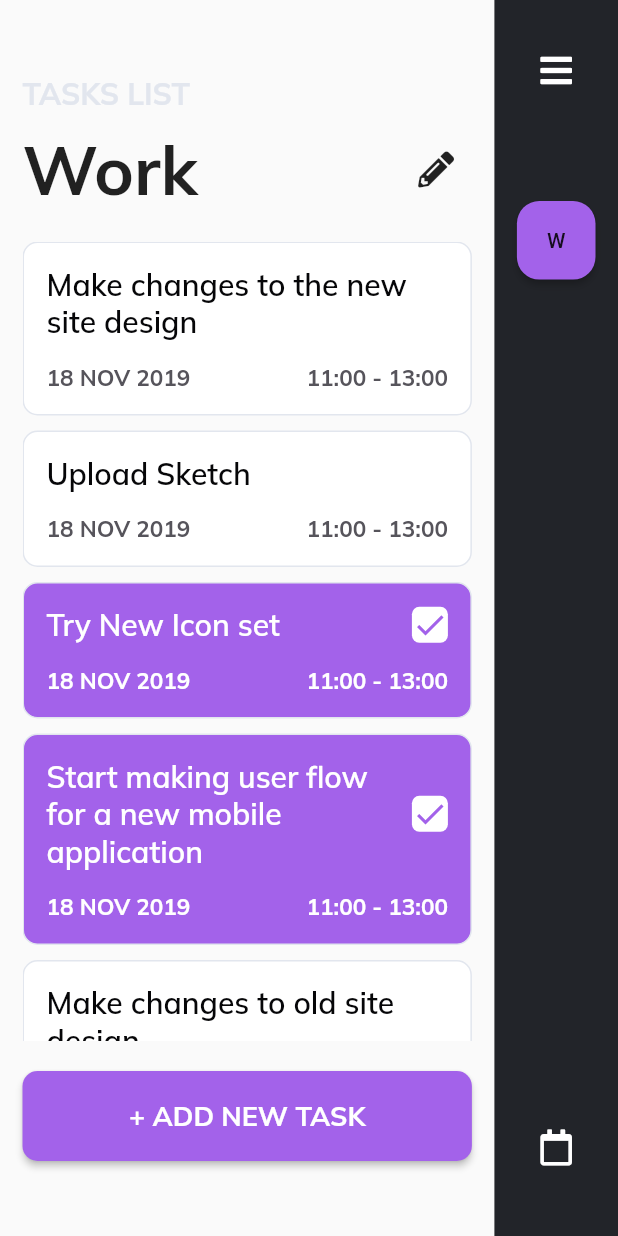
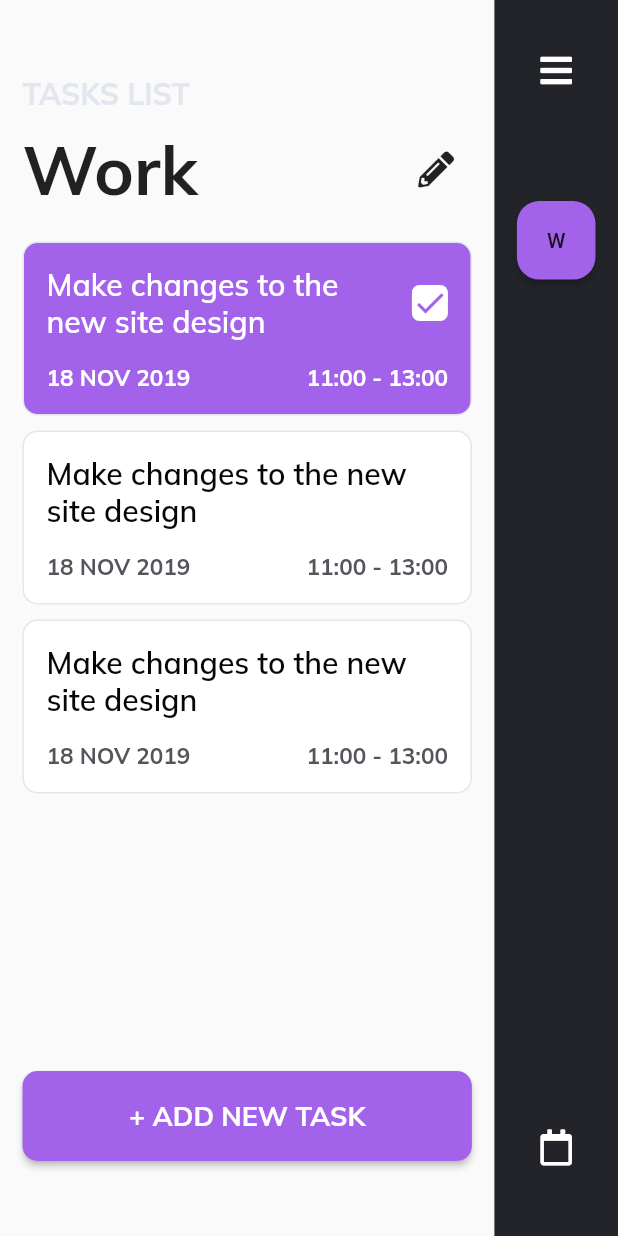
Before and after one commit to nakul1931/To-Do, a Flutter app: the screen it shows after launch, on a phone screen of 412 x 824 dp. Run offline on Flutter 3.47's test engine with Material 2 defaults, Android fonts, the phone set to English and light mode, and no system bars; our stand-ins replace font_awesome_flutter, google_fonts.

Commit message:
Provider Pattern Added

```diff
--- a/lib/src/app.dart
+++ b/lib/src/app.dart
@@ -1,8 +1,10 @@
+import 'package:TodoList/src/provider/task_provider.dart';
 import 'package:TodoList/src/routes.dart';
 import 'package:TodoList/src/screens/tasklist.dart';
 import 'package:flutter/cupertino.dart';
 import 'package:flutter/material.dart';
 import 'dart:io';
+import 'package:provider/provider.dart';
 
 class App extends StatelessWidget {
   @override
@@ -20,9 +22,12 @@ class PlatformCheck extends StatelessWidget {
         onGenerateRoute: Routes.cupertinoPageRoute,
       );
     } else {
-      return MaterialApp(
-        home: TaskListPage(),
-        onGenerateRoute: Routes.materialPageRoute,
+      return ChangeNotifierProvider(
+        create: (context) => TaskProvider(),
+        child: MaterialApp(
+          home: TaskListPage(),
+          onGenerateRoute: Routes.materialPageRoute,
+        ),
       );
     }
   }
--- /dev/null
+++ b/lib/src/provider/task_provider.dart
@@ -0,0 +1,35 @@
+import 'package:TodoList/src/models/task.dart';
+import 'package:TodoList/src/widgets/taskContainer.dart';
+import 'package:flutter/material.dart';
+
+class TaskProvider extends ChangeNotifier {
+  List<Task> taskList = [
+    Task(
+      date: "18 NOV 2019",
+      title: "Make changes to the new site design",
+      time: "11:00 - 13:00",
+      status: Status.Completed,
+    ),
+    Task(
+      date: "18 NOV 2019",
+      title: "Make changes to the new site design",
+      time: "11:00 - 13:00",
+      status: Status.Pending,
+    ),
+    Task(
+      date: "18 NOV 2019",
+      title: "Make changes to the new site design",
+      time: "11:00 - 13:00",
+      status: Status.Pending,
+    ),
+  ];
+
+  List<Task> getTaskList() {
+    return [...taskList];
+  }
+
+  void addToTaskList(Task task) {
+    taskList.add(task);
+    notifyListeners();
+  }
+}
--- a/lib/src/screens/tasklist.dart
+++ b/lib/src/screens/tasklist.dart
@@ -1,6 +1,7 @@
 import 'dart:io';
 
 import 'package:TodoList/src/data/dataMap.dart';
+import 'package:TodoList/src/provider/task_provider.dart';
 import 'package:TodoList/src/styles/color.dart';
 import 'package:TodoList/src/styles/text.dart';
 import 'package:TodoList/src/widgets/button.dart';
@@ -10,6 +11,7 @@ import 'package:flutter/cupertino.dart';
 import 'package:flutter/gestures.dart';
 import 'package:flutter/material.dart';
 import 'package:font_awesome_flutter/font_awesome_flutter.dart';
+import 'package:provider/provider.dart';
 
 class TaskListPage extends StatelessWidget {
   @override
@@ -26,7 +28,8 @@ class TaskListPage extends StatelessWidget {
   }
 
   Widget pageBody(BuildContext context) {
-    // print(MediaQuery.of(context).size.width);
+    var taskListData = Provider.of<TaskProvider>(context);
+
     return Row(
       children: <Widget>[
         Expanded(
@@ -36,13 +39,6 @@ class TaskListPage extends StatelessWidget {
             child: Column(
               crossAxisAlignment: CrossAxisAlignment.start,
               children: <Widget>[
-                // CalendarDatePicker(
-
-                //   initialDate: DateTime(22),
-                //   firstDate: DateTime(22),
-                //   lastDate: DateTime(2000),
-                //   onDateChanged: (DateTime dateTime) {},
-                // ),
                 Text(
                   "TASKS LIST",
                   style: TextStyles.baseTextStyle,
@@ -69,15 +65,14 @@ class TaskListPage extends StatelessWidget {
                 Expanded(
                   child: ListView.builder(
                     itemBuilder: (BuildContext context, int index) {
-                      // print(DataMap.dataMap[index]);
                       return TaskContainer(
-                        title: DataMap.dataMap[index]["title"],
-                        time: DataMap.dataMap[index]["time"],
-                        date: DataMap.dataMap[index]["date"],
-                        status: DataMap.dataMap[index]["status"],
+                        title: taskListData.getTaskList()[index].title,
+                        time: taskListData.getTaskList()[index].time,
+                        date: taskListData.getTaskList()[index].date,
+                        status: taskListData.getTaskList()[index].status,
                       );
                     },
-                    itemCount: DataMap.dataMap.length,
+                    itemCount: taskListData.getTaskList().length,
                   ),
                 ),
                 SizedBox(
@@ -88,7 +83,6 @@ class TaskListPage extends StatelessWidget {
                   title: "+ ADD NEW TASK",
                   onTap: () {
                     Navigator.pushNamed(context, "/createTask");
-
                   },
                 ),
               ],
--- a/pubspec.yaml
+++ b/pubspec.yaml
@@ -30,6 +30,7 @@ dependencies:
   cupertino_icons: ^0.1.3
   font_awesome_flutter: ^8.8.1
   google_fonts: ^1.1.0
+  provider:
 
 dev_dependencies:
   flutter_test:
```
Also changed, not shown: lib/src/models/task.dart (+11 -4 lines), lib/src/screens/createTask.dart (+17 -1 lines), pubspec.lock.
